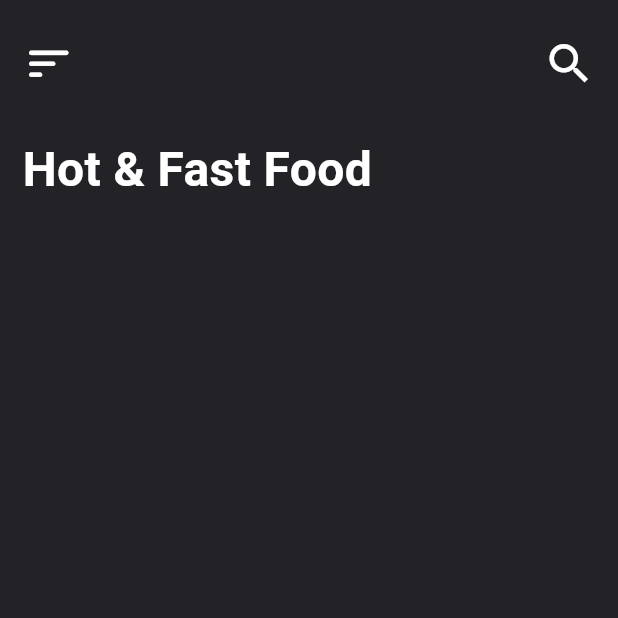
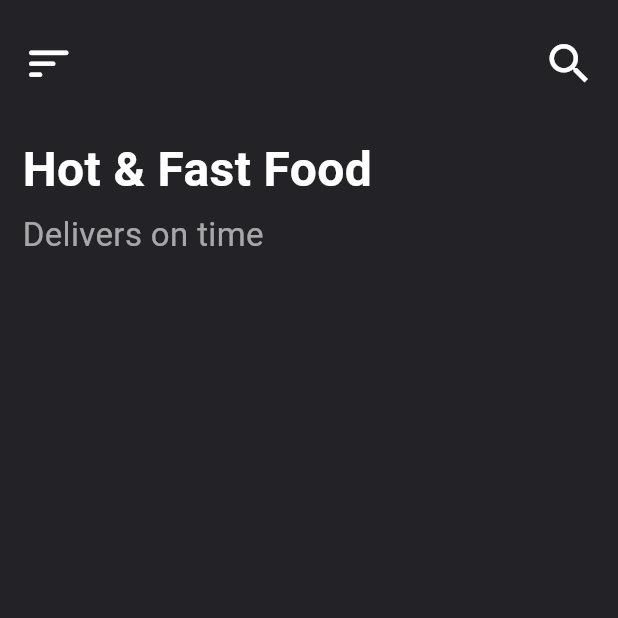
Before and after one commit to ahinsa-1111/pizza_house, a Flutter app: the screen it shows after launch, on a phone screen of 412 x 824 dp, the top half of it. Run offline on Flutter 3.47's test engine with Material 3 defaults, Android fonts, the phone set to English and light mode, and no system bars.

Commit message:
commit_06

```diff
--- a/lib/home_page.dart
+++ b/lib/home_page.dart
@@ -37,13 +37,28 @@ class HomePage extends StatelessWidget {
               ),
               SizedBox(height: 30),
               Padding(
-                  padding: EdgeInsets.symmetric(horizontal: 15),
-                  child: Text("Hot & Fast Food",
-                      style: TextStyle(
-                        color: Colors.white,
-                        fontSize: 32,
-                        fontWeight: FontWeight.bold,
-                      )))
+                padding: EdgeInsets.symmetric(horizontal: 15),
+                child: Text(
+                  "Hot & Fast Food",
+                  style: TextStyle(
+                    color: Colors.white,
+                    fontSize: 32,
+                    fontWeight: FontWeight.bold,
+                  ),
+                ),
+              ),
+              SizedBox(height: 5),
+              Padding(
+                padding: EdgeInsets.symmetric(horizontal: 15),
+                child: Text(
+                  "Delivers on time",
+                  style: TextStyle(
+                    color: Colors.white60,
+                    fontSize: 22,
+                  ),
+                ),
+              ),
+              SizedBox(height: 30),
             ],
           ),
         ),
```
